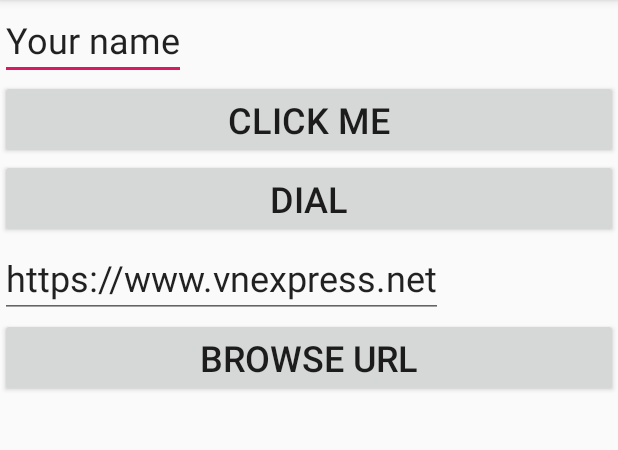
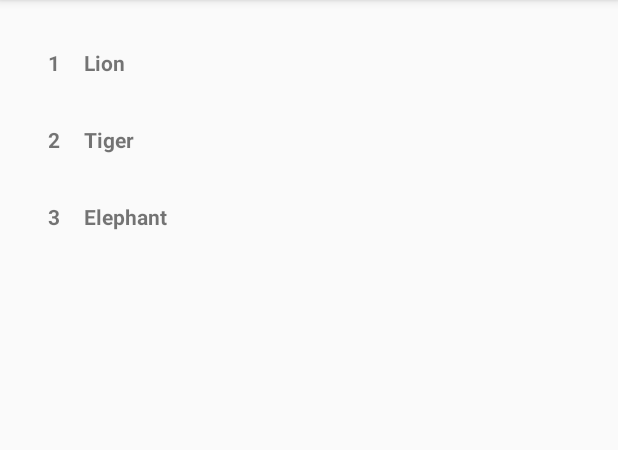
Before and after one commit to trandtrieu/PRM392-Excercises, an Android app: the MainActivity screen opened directly, with no data from a screen before it, on a phone screen of 412 x 824 dp, the part 84-534 px from its top. Run offline under Robolectric (Android 15) with nearby library versions, the phone set to English and light mode, and no system bars.

Commit message:
update excersise 8 lab 1

```diff
--- /dev/null
+++ b/app/src/main/java/com/example/simpleui/Animal.java
@@ -0,0 +1,25 @@
+package com.example.simpleui;
+
+public class Animal {
+    private final int id;
+    private final String name;
+    private final String description;
+
+    public Animal(int id, String name, String description) {
+        this.id = id;
+        this.name = name;
+        this.description = description;
+    }
+
+    public int getId() {
+        return id;
+    }
+
+    public String getName() {
+        return name;
+    }
+
+    public String getDescription() {
+        return description;
+    }
+}
--- /dev/null
+++ b/app/src/main/java/com/example/simpleui/AnimalAdapter.java
@@ -0,0 +1,70 @@
+package com.example.simpleui;
+
+import android.content.Context;
+import android.content.Intent;
+import android.view.LayoutInflater;
+import android.view.View;
+import android.view.ViewGroup;
+import android.widget.TextView;
+
+import androidx.annotation.NonNull;
+import androidx.recyclerview.widget.RecyclerView;
+
+import java.util.List;
+
+class AnimalAdapter extends
+        RecyclerView.Adapter<AnimalAdapter.AnimalViewHolder> {
+    private final List<Animal> animalList;
+    private final Context context;
+
+    public AnimalAdapter(Context context, List<Animal>
+            animalList) {
+        this.context = context;
+        this.animalList = animalList;
+    }
+
+    @NonNull
+    @Override
+    public AnimalViewHolder onCreateViewHolder(@NonNull
+                                               ViewGroup parent, int viewType) {
+        View view =
+                LayoutInflater.from(parent.getContext()).inflate(R.layout.item_animal, parent, false);
+        return new AnimalViewHolder(view);
+    }
+
+    @Override
+    public void onBindViewHolder(@NonNull AnimalViewHolder
+                                         holder, int position) {
+        Animal animal = animalList.get(position);
+
+        holder.textViewId.setText(String.valueOf(animal.getId()));
+        holder.textViewName.setText(animal.getName());
+        holder.itemView.setOnClickListener(v -> {
+            Intent intent = new Intent(context,
+                    MainActivity2.class);
+            intent.putExtra("id", animal.getId());
+            intent.putExtra("name", animal.getName());
+            intent.putExtra("description",
+                    animal.getDescription());
+            context.startActivity(intent);
+        });
+    }
+
+    @Override
+    public int getItemCount() {
+        return animalList.size();
+    }
+
+    static class AnimalViewHolder extends
+            RecyclerView.ViewHolder {
+        TextView textViewId;
+        TextView textViewName;
+
+        public AnimalViewHolder(@NonNull View itemView) {
+            super(itemView);
+            textViewId = itemView.findViewById(R.id.textViewId);
+            textViewName =
+                    itemView.findViewById(R.id.textViewName);
+        }
+    }
+}
--- a/app/src/main/java/com/example/simpleui/MainActivity.java
+++ b/app/src/main/java/com/example/simpleui/MainActivity.java
@@ -1,31 +1,29 @@
 package com.example.simpleui;
 
-import android.content.Intent;
-import android.net.Uri;
 import android.os.Bundle;
-import android.view.View;
-import android.widget.Button;
-import android.widget.EditText;
-import android.widget.TextView;
 
 import androidx.activity.EdgeToEdge;
 import androidx.appcompat.app.AppCompatActivity;
 import androidx.core.graphics.Insets;
 import androidx.core.view.ViewCompat;
 import androidx.core.view.WindowInsetsCompat;
+import androidx.recyclerview.widget.LinearLayoutManager;
+import androidx.recyclerview.widget.RecyclerView;
+
+import java.util.ArrayList;
+import java.util.List;
 
 public class MainActivity extends AppCompatActivity {
-    public TextView editTextName;
-    public Button btnClickMe;
-    public Button btnDial;
-    public EditText editTextURL;
-    public Button btnURL;
+    private RecyclerView recyclerView;
+    private AnimalAdapter animalAdapter;
+    private List<Animal> animalList;
 
     @Override
     protected void onCreate(Bundle savedInstanceState) {
         super.onCreate(savedInstanceState);
         EdgeToEdge.enable(this);
         setContentView(R.layout.activity_main);
+
         ViewCompat.setOnApplyWindowInsetsListener(findViewById(R.id.main
         ), (v, insets) -> {
             Insets systemBars =
@@ -34,41 +32,14 @@ public class MainActivity extends AppCompatActivity {
                     systemBars.right, systemBars.bottom);
             return insets;
         });
-        editTextName = findViewById(R.id.editTextName);
-        btnClickMe = findViewById(R.id.buttonClickMe);
-        btnDial = findViewById(R.id.buttonDial);
-        btnURL = findViewById(R.id.buttonURL);
-        editTextURL = findViewById(R.id.editTextURL);
-//Explicit Intent
-//Input Your name, click button CLICK ME -> open MainActivity2, display Hello + name
-        btnClickMe.setOnClickListener(new View.OnClickListener() {
-            @Override
-            public void onClick(View view) {
-                Intent intent = new Intent(MainActivity.this, MainActivity2.class);
-                String yName = editTextName.getText().toString();
-                intent.putExtra("MESSAGE", yName);
-                startActivity(intent);
-            }
-        });
-//Implicit Intent
-//Click button DIAL, open Dial UI
-        btnDial.setOnClickListener(new View.OnClickListener() {
-            @Override
-            public void onClick(View view) {
-                Intent intent = new Intent(Intent.ACTION_DIAL);
-                startActivity(intent);
-            }
-        });
-//Implicit Intent
-//Input URL, click button BROWSE URL -> open website
-        btnURL.setOnClickListener(new View.OnClickListener() {
-            @Override
-            public void onClick(View view) {
-                String url = editTextURL.getText().toString();
-                Intent intent = new Intent(Intent.ACTION_VIEW,
-                        Uri.parse(url));
-                startActivity(intent);
-            }
-        });
+        recyclerView = findViewById(R.id.recyclerView);
+        recyclerView.setLayoutManager(new
+                LinearLayoutManager(this));
+        animalList = new ArrayList<>();
+        animalList.add(new Animal(1, "Lion", "The lion is a species in the family Felidae."));
+        animalList.add(new Animal(2, "Tiger", "The tiger is the largest living cat species."));
+        animalList.add(new Animal(3, "Elephant", "Elephants are the largest existing land animals."));
+        animalAdapter = new AnimalAdapter(this, animalList);
+        recyclerView.setAdapter(animalAdapter);
     }
 }
--- a/app/src/main/res/layout/activity_main.xml
+++ b/app/src/main/res/layout/activity_main.xml
@@ -1,44 +1,19 @@
 <?xml version="1.0" encoding="utf-8"?>
-<LinearLayout xmlns:android="http://schemas.android.com/apk/res/android"
+<androidx.constraintlayout.widget.ConstraintLayout xmlns:android="http://schemas.android.com/apk/res/android"
+    xmlns:app="http://schemas.android.com/apk/res-auto"
     xmlns:tools="http://schemas.android.com/tools"
     android:id="@+id/main"
     android:layout_width="match_parent"
     android:layout_height="match_parent"
-    android:orientation="vertical"
     tools:context=".MainActivity">
 
-    <EditText
-        android:id="@+id/editTextName"
-        android:layout_width="wrap_content"
-        android:layout_height="wrap_content"
-        android:text="Your name"
-        android:textSize="24sp" />
-
-    <Button
-        android:id="@+id/buttonClickMe"
+    <androidx.recyclerview.widget.RecyclerView
+        android:id="@+id/recyclerView"
         android:layout_width="match_parent"
-        android:layout_height="wrap_content"
-        android:text="Click me"
-        android:textSize="24sp" />
-
-    <Button
-        android:id="@+id/buttonDial"
-        android:layout_width="match_parent"
-        android:layout_height="wrap_content"
-        android:text="DIAL"
-        android:textSize="24sp" />
-
-    <EditText
-        android:id="@+id/editTextURL"
-        android:layout_width="wrap_content"
-        android:layout_height="wrap_content"
-        android:text="https://www.vnexpress.net"
-        android:textSize="24sp" />
-
-    <Button
-        android:id="@+id/buttonURL"
-        android:layout_width="match_parent"
-        android:layout_height="wrap_content"
-        android:text="Browse URL"
-        android:textSize="24sp" />
-</LinearLayout>
+        android:layout_height="match_parent"
+        android:padding="16dp"
+        app:layout_constraintBottom_toBottomOf="parent"
+        app:layout_constraintEnd_toEndOf="parent"
+        app:layout_constraintStart_toStartOf="parent"
+        app:layout_constraintTop_toTopOf="parent" />
+</androidx.constraintlayout.widget.ConstraintLayout>
--- /dev/null
+++ b/app/src/main/res/layout/item_animal.xml
@@ -0,0 +1,22 @@
+<?xml version="1.0" encoding="utf-8"?>
+<LinearLayout xmlns:android="http://schemas.android.com/apk/res/android"
+    android:layout_width="match_parent"
+    android:layout_height="wrap_content"
+    android:orientation="horizontal"
+    android:padding="16dp">
+
+    <TextView
+        android:id="@+id/textViewId"
+        android:layout_width="wrap_content"
+        android:layout_height="wrap_content"
+        android:layout_marginEnd="16dp"
+        android:text="ID"
+        android:textStyle="bold" />
+
+    <TextView
+        android:id="@+id/textViewName"
+        android:layout_width="wrap_content"
+        android:layout_height="wrap_content"
+        android:text="Name"
+        android:textStyle="bold" />
+</LinearLayout>
```
Also changed, not shown: app/src/main/AndroidManifest.xml (+10 -0 lines), app/src/main/java/com/example/simpleui/MainActivity2.java (+15 -6 lines), app/src/main/res/layout/activity_main2.xml (+24 -10 lines).
